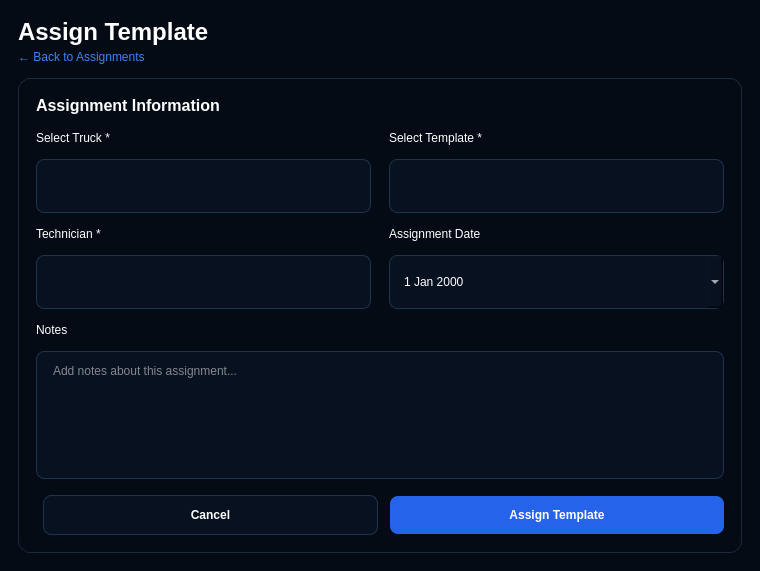
Felipeact/InventoryQtApp, file InventoryQtApp/AssignTemplateDialog.ui: the form before one commit.
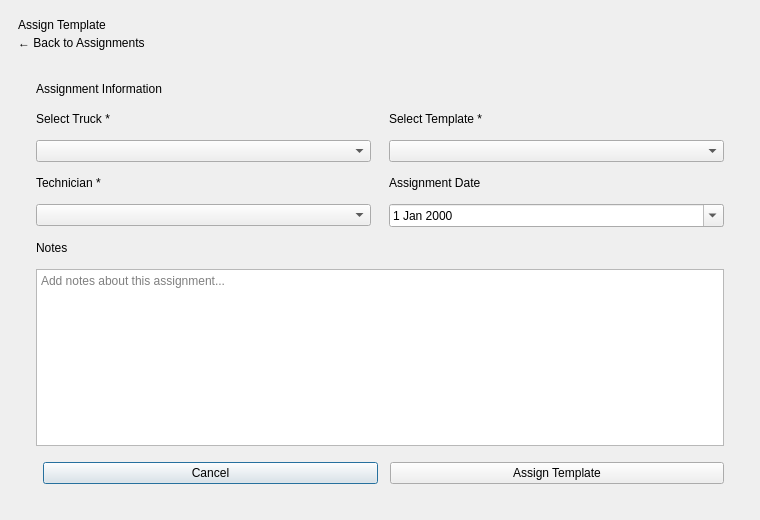
The form after the commit.

The edit to the form file:
```diff
--- a/InventoryQtApp/AssignTemplateDialog.ui
+++ b/InventoryQtApp/AssignTemplateDialog.ui
@@ -17,108 +17,7 @@
 		</property>
 
 		<property name="styleSheet">
-			<string notr="true">
-
-				QDialog#AssignTemplateDialogClass {
-				background-color: #050B14;
-				color: #FFFFFF;
-				font-family: "Segoe UI";
-				}
-
-				QLabel {
-				background: transparent;
-				color: #FFFFFF;
-				}
-
-				QLabel#dialogTitle {
-				font-size: 24px;
-				font-weight: 800;
-				}
-
-				QLabel#backLabel {
-				color: #3B82F6;
-				font-size: 12px;
-				}
-
-				QWidget#formCard {
-				background: qlineargradient(
-				x1:0, y1:0,
-				x2:1, y2:1,
-				stop:0 #0B1626,
-				stop:1 #091322
-				);
-				border: 1px solid #1B2A40;
-				border-radius: 12px;
-				}
-
-				QLabel#sectionTitle {
-				font-size: 16px;
-				font-weight: 800;
-				color: #FFFFFF;
-				}
-
-				QLabel#fieldLabel {
-				color: #CBD5E1;
-				font-size: 12px;
-				font-weight: 600;
-				}
-
-				QComboBox,
-				QDateEdit,
-				QPlainTextEdit {
-				background-color: #08111F;
-				border: 1px solid #1E3350;
-				border-radius: 8px;
-				color: #FFFFFF;
-				padding: 8px 12px;
-				min-height: 36px;
-				font-size: 12px;
-				}
-
-				QComboBox:focus,
-				QDateEdit:focus,
-				QPlainTextEdit:focus {
-				border: 1px solid #2563EB;
-				}
-
-				QComboBox::drop-down {
-				border: none;
-				width: 26px;
-				}
-
-				QPlainTextEdit {
-				min-height: 110px;
-				}
-
-				QPushButton#cancelButton {
-				background-color: #08111F;
-				border: 1px solid #1E3350;
-				border-radius: 8px;
-				color: white;
-				min-height: 38px;
-				min-width: 120px;
-				font-weight: 700;
-				}
-
-				QPushButton#cancelButton:hover {
-				background-color: #111C2D;
-				}
-
-				QPushButton#assignButton {
-				background-color: #2563EB;
-				border: none;
-				border-radius: 8px;
-				color: white;
-				min-height: 38px;
-				min-width: 140px;
-				font-weight: 800;
-				}
-
-				QPushButton#assignButton:hover {
-				background-color: #1D4ED8;
-				}
-
-			</string>
+			<string notr="true"/>
 		</property>
 
 		<layout class="QVBoxLayout" name="rootLayout">
```
Left out of the diff: 2 changed lines with no effect on the pictures.
